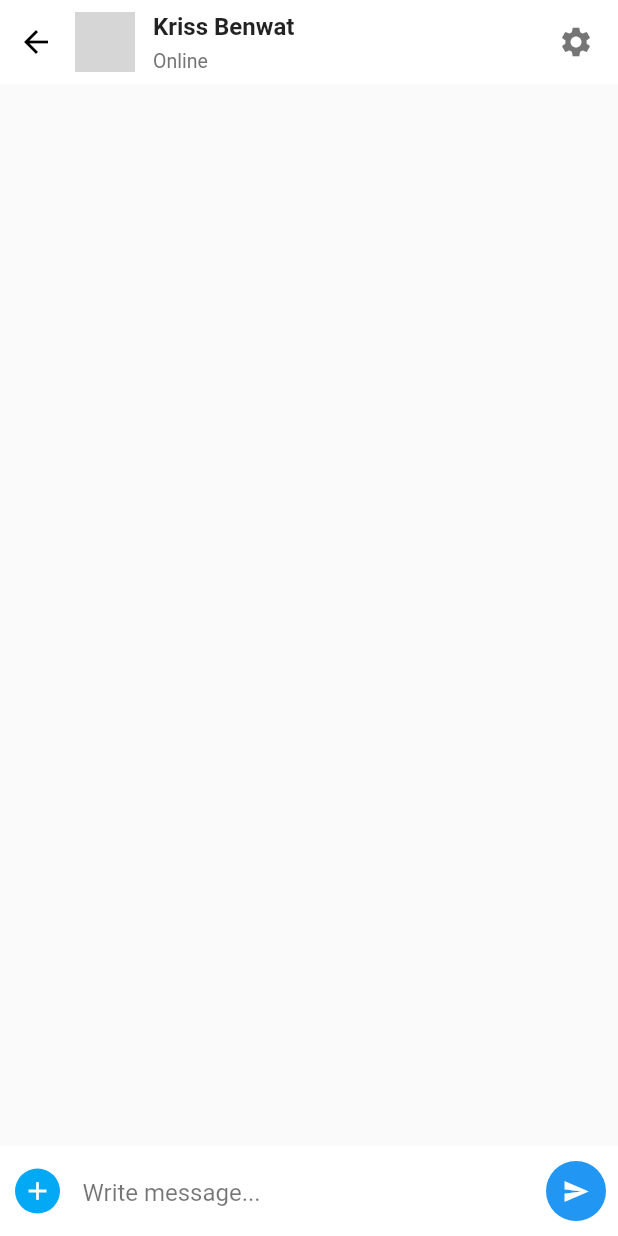
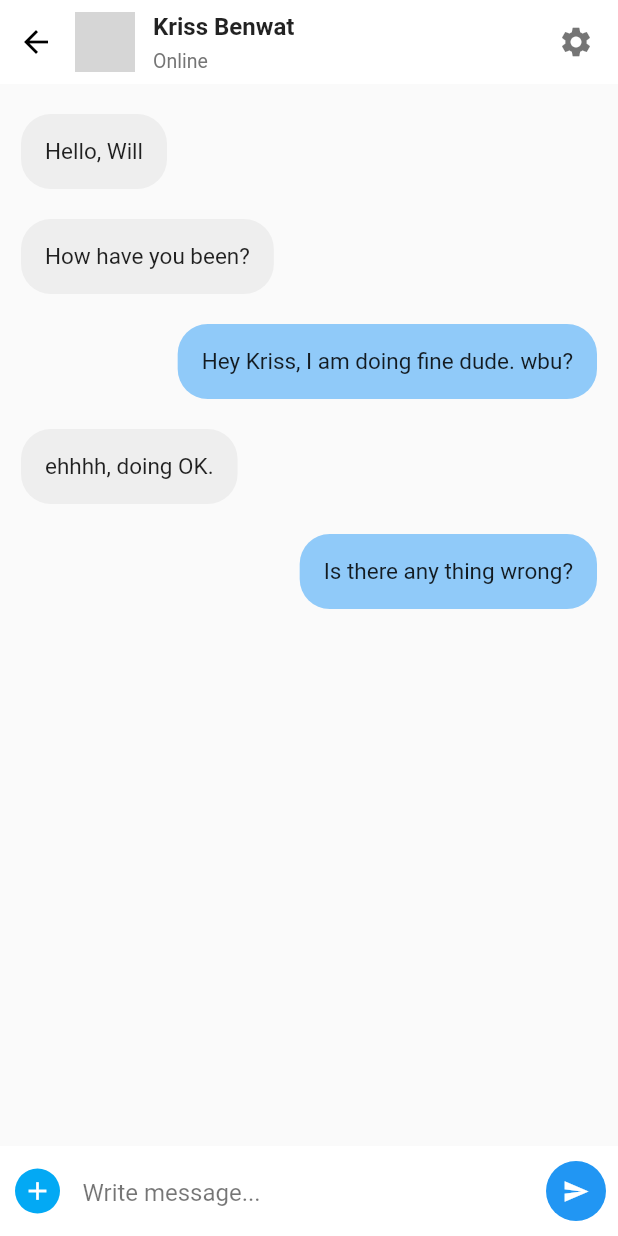
Before and after one commit to SmokeMkee/FEST, a Flutter app: the ChatDetailPage screen opened directly, on a phone screen of 412 x 824 dp. Run offline on Flutter 3.47's test engine with Material 2 defaults, Android fonts, the phone set to English and light mode, and no system bars; our stand-ins replace flutter_svg, image_picker; network calls fail; grey boxes are pictures that could not be loaded.

Commit message:
log page fix , chat fix , profile fix

```diff
--- a/lib/chat/chat-detail.dart
+++ b/lib/chat/chat-detail.dart
@@ -1,4 +1,13 @@
 import 'package:flutter/material.dart';
+
+import 'chatMessage.dart';
+
+
+
+
+
+
+
 
 class ChatDetailPage extends StatefulWidget{
   @override
@@ -6,7 +15,13 @@ class ChatDetailPage extends StatefulWidget{
 }
 
 class _ChatDetailPageState extends State<ChatDetailPage> {
-
+  List<ChatMessage> messages = [
+    ChatMessage(messageContent: "Hello, Will", messageType: "receiver"),
+    ChatMessage(messageContent: "How have you been?", messageType: "receiver"),
+    ChatMessage(messageContent: "Hey Kriss, I am doing fine dude. wbu?", messageType: "sender"),
+    ChatMessage(messageContent: "ehhhh, doing OK.", messageType: "receiver"),
+    ChatMessage(messageContent: "Is there any thing wrong?", messageType: "sender"),
+  ];
   @override
   Widget build(BuildContext context) {
     return Scaffold(
@@ -50,6 +65,28 @@ class _ChatDetailPageState extends State<ChatDetailPage> {
         ),
       body: Stack(
         children: <Widget>[
+          ListView.builder(
+            itemCount: messages.length,
+            shrinkWrap: true,
+            padding: EdgeInsets.only(top: 10,bottom: 10),
+            physics: NeverScrollableScrollPhysics(),
+            itemBuilder: (context, index){
+              return Container(
+                padding: EdgeInsets.only(left: 14,right: 14,top: 10,bottom: 10),
+                child: Align(
+                  alignment: (messages[index].messageType == "receiver"?Alignment.topLeft:Alignment.topRight),
+                  child: Container(
+                    decoration: BoxDecoration(
+                      borderRadius: BorderRadius.circular(20),
+                      color: (messages[index].messageType  == "receiver"?Colors.grey.shade200:Colors.blue[200]),
+                    ),
+                    padding: EdgeInsets.all(16),
+                    child: Text(messages[index].messageContent, style: TextStyle(fontSize: 15),),
+                  ),
+                ),
+              );
+            },
+          ),
           Align(
             alignment: Alignment.bottomLeft,
             child: Container(
--- a/lib/chat/chat.dart
+++ b/lib/chat/chat.dart
@@ -21,13 +21,13 @@ class ChatWidget extends StatefulWidget {
 class _ChatWidgetState extends State<ChatWidget> {
   List<ChatUsers> chatUsers = [
     ChatUsers(name: "Jane Russel", messageText: "Awesome Setup", imageURL: "https://images.pexels.com/photos/220453/pexels-photo-220453.jpeg?auto=compress&cs=tinysrgb&dpr=1&w=500", time: "Now", ),
-    ChatUsers(name: "Glady's Murphy", messageText: "That's Great", imageURL: "https://images.pexels.com/photos/220453/pexels-photo-220453.jpeg?auto=compress&cs=tinysrgb&dpr=1&w=500", time: "Yesterday"),
-    ChatUsers(name: "Jorge Henry", messageText: "Hey where are you?", imageURL: "https://images.pexels.com/photos/220453/pexels-photo-220453.jpeg?auto=compress&cs=tinysrgb&dpr=1&w=500", time: "31 Mar"),
-    ChatUsers(name: "Philip Fox", messageText: "Busy! Call me in 20 mins", imageURL: "https://images.pexels.com/photos/220453/pexels-photo-220453.jpeg?auto=compress&cs=tinysrgb&dpr=1&w=500", time: "28 Mar"),
-    ChatUsers(name: "Debra Hawkins", messageText: "Thankyou, It's awesome", imageURL: "https://images.pexels.com/photos/220453/pexels-photo-220453.jpeg?auto=compress&cs=tinysrgb&dpr=1&w=500", time: "23 Mar"),
-    ChatUsers(name: "Jacob Pena", messageText: "will update you in evening", imageURL: "https://images.pexels.com/photos/220453/pexels-photo-220453.jpeg?auto=compress&cs=tinysrgb&dpr=1&w=500", time: "17 Mar"),
-    ChatUsers(name: "Andrey Jones", messageText: "Can you please share the file?", imageURL: "https://images.pexels.com/photos/220453/pexels-photo-220453.jpeg?auto=compress&cs=tinysrgb&dpr=1&w=500", time: "24 Feb"),
-    ChatUsers(name: "John Wick", messageText: "How are you?", imageURL: "https://images.pexels.com/photos/220453/pexels-photo-220453.jpeg?auto=compress&cs=tinysrgb&dpr=1&w=500", time: "18 Feb"),
+    ChatUsers(name: "Glady's Murphy", messageText: "That's Great", imageURL: "https://images.unsplash.com/photo-1494790108377-be9c29b29330?ixlib=rb-1.2.1&ixid=MnwxMjA3fDB8MHxzZWFyY2h8Mnx8cHJvZmlsZXxlbnwwfHwwfHw%3D&w=1000&q=80", time: "Yesterday"),
+    ChatUsers(name: "Jorge Henry", messageText: "Hey where are you?", imageURL: "https://media.istockphoto.com/photos/millennial-male-team-leader-organize-virtual-workshop-with-employees-picture-id1300972574?b=1&k=20&m=1300972574&s=170667a&w=0&h=2nBGC7tr0kWIU8zRQ3dMg-C5JLo9H2sNUuDjQ5mlYfo=", time: "31 Mar"),
+    ChatUsers(name: "Philip Fox", messageText: "Busy! Call me in 20 mins", imageURL: "https://encrypted-tbn0.gstatic.com/images?q=tbn:ANd9GcSuabej-KB_M2RIiJ2gOpR7c_KbHu8NBLqrmg&usqp=CAU", time: "28 Mar"),
+    ChatUsers(name: "Debra Hawkins", messageText: "Thankyou, It's awesome", imageURL: "https://preview.keenthemes.com/metronic-v4/theme_rtl/assets/pages/media/profile/profile_user.jpg", time: "23 Mar"),
+    ChatUsers(name: "Jacob Pena", messageText: "will update you in evening", imageURL: "https://encrypted-tbn0.gstatic.com/images?q=tbn:ANd9GcQBxERfeH8CH5Hfr-fdowRXIGzqlilsEzmPzg&usqp=CAU", time: "17 Mar"),
+    ChatUsers(name: "Andrey Jones", messageText: "Can you please share the file?", imageURL: "https://encrypted-tbn0.gstatic.com/images?q=tbn:ANd9GcTe-nDXn1Xg8qOP0odcLuOkPZ7kpLzeGI-3FQ&usqp=CAU", time: "24 Feb"),
+    ChatUsers(name: "John Wick", messageText: "How are you?", imageURL: "https://encrypted-tbn0.gstatic.com/images?q=tbn:ANd9GcQYUyjMowxdddDUMXbCx_GSjxEc7d_k58g_4Q&usqp=CAU", time: "18 Feb"),
   ];
 
 
--- /dev/null
+++ b/lib/chat/chatMessage.dart
@@ -0,0 +1,7 @@
+import 'package:flutter/cupertino.dart';
+
+class ChatMessage{
+  String messageContent;
+  String messageType;
+  ChatMessage({required this.messageContent, required this.messageType});
+}
--- a/pubspec.yaml
+++ b/pubspec.yaml
@@ -79,6 +79,7 @@ flutter:
   - assets/push_profile.svg
   - assets/change-foto-profile.svg
   - assets/photo-profile.svg
+  - assets/logo.svg
   # assets:
   #   - images/a_dot_burr.jpeg
   #   - images/a_dot_ham.jpeg
```
Also changed, not shown: lib/login/login.dart (+37 -26 lines), lib/profile/profile.dart (+19 -53 lines), assets/change-foto-profile.svg, assets/logo.svg (added).
